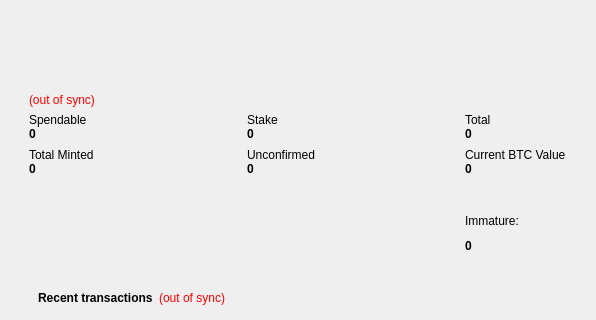
Before: the Qt Designer form src/qt/forms/overviewpage.ui in Pink2Dev/Pink2, drawn with Qt 5; both pictures show x 0 to 596 and y 0 to 320 of the 701 by 516 pixel window.
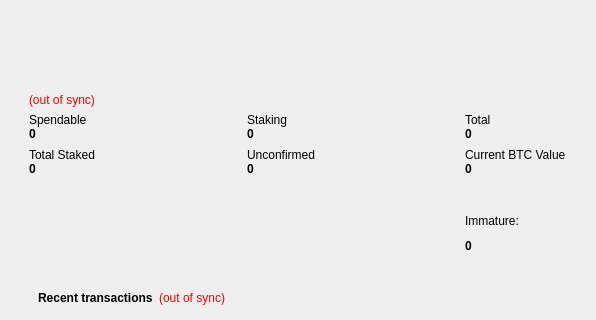
After: the same form once the commit is applied. Icons and pictures are not drawn.

Commit message: gui: Keep staking terms uniform in Overview Page

```diff
--- a/src/qt/forms/overviewpage.ui
+++ b/src/qt/forms/overviewpage.ui
@@ -253,7 +253,7 @@
                <item row="6" column="0">
                 <widget class="QLabel" name="labelTotalMintedText">
                  <property name="text">
-                  <string>Total Minted</string>
+                  <string>Total Staked</string>
                  </property>
                 </widget>
                </item>
@@ -297,7 +297,7 @@
                   </palette>
                  </property>
                  <property name="text">
-                  <string>Stake</string>
+                  <string>Staking</string>
                  </property>
                 </widget>
                </item>
```
